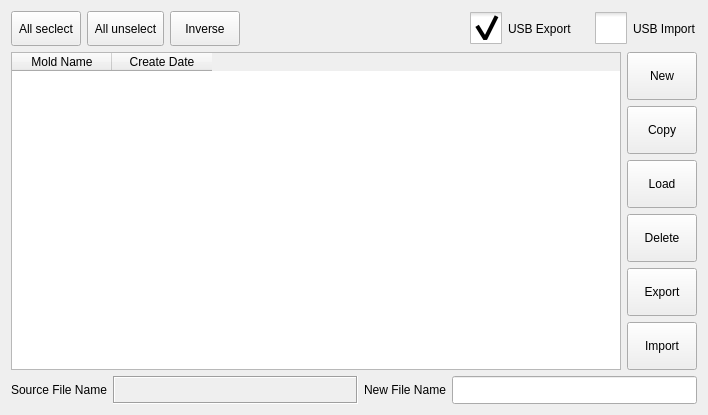
Old version of the form function_settings/moldinformation.ui in the repository GaussCheng/2-5AxisPunch.
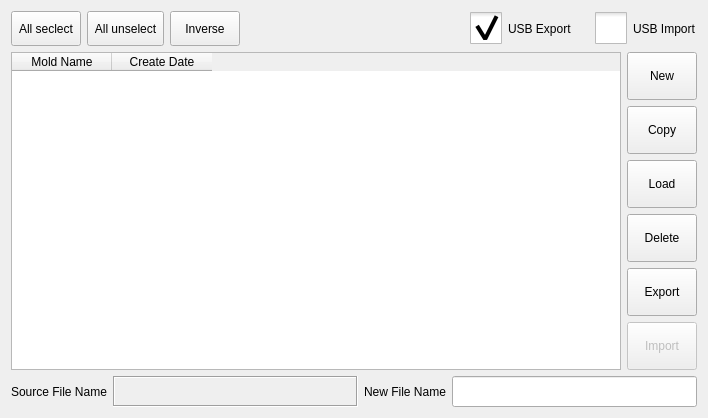
New version of the form. Icons and pictures are not drawn. Custom widgets are drawn as their Qt base class.

The edit to the form file:
```diff
--- a/function_settings/moldinformation.ui
+++ b/function_settings/moldinformation.ui
@@ -7,7 +7,7 @@
     <x>0</x>
     <y>0</y>
     <width>708</width>
-    <height>415</height>
+    <height>418</height>
    </rect>
   </property>
   <property name="windowTitle">
@@ -362,6 +362,9 @@
        </item>
        <item>
         <widget class="QToolButton" name="importToolButton">
+         <property name="enabled">
+          <bool>false</bool>
+         </property>
          <property name="sizePolicy">
           <sizepolicy hsizetype="Preferred" vsizetype="Preferred">
            <horstretch>0</horstretch>
```
